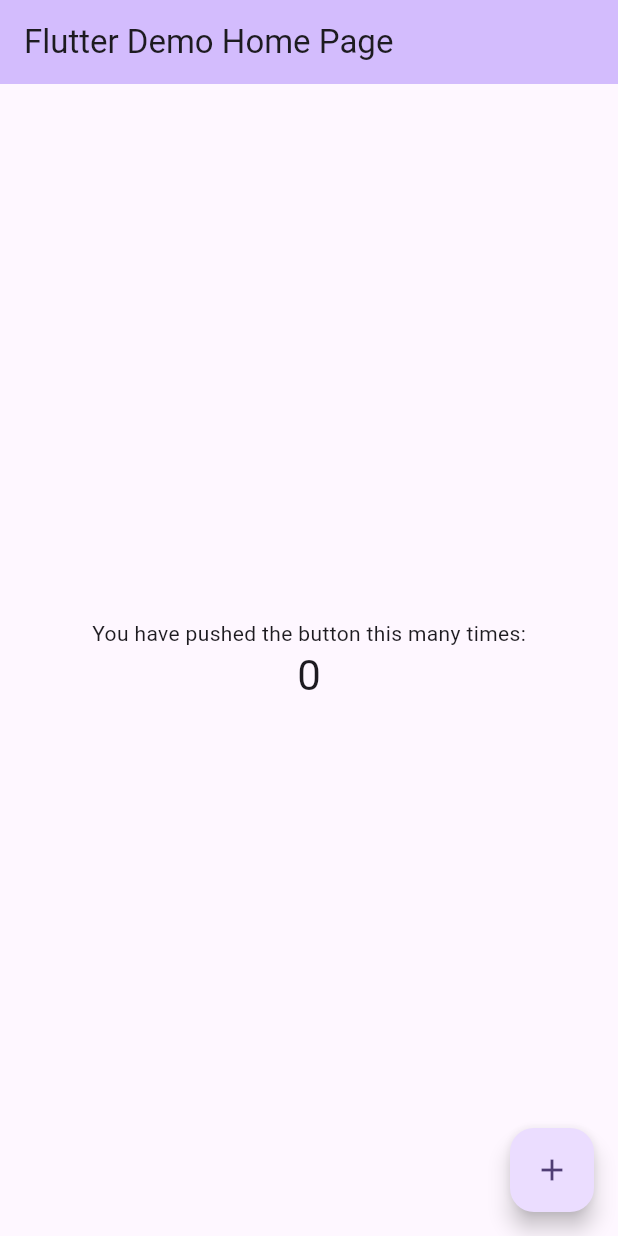
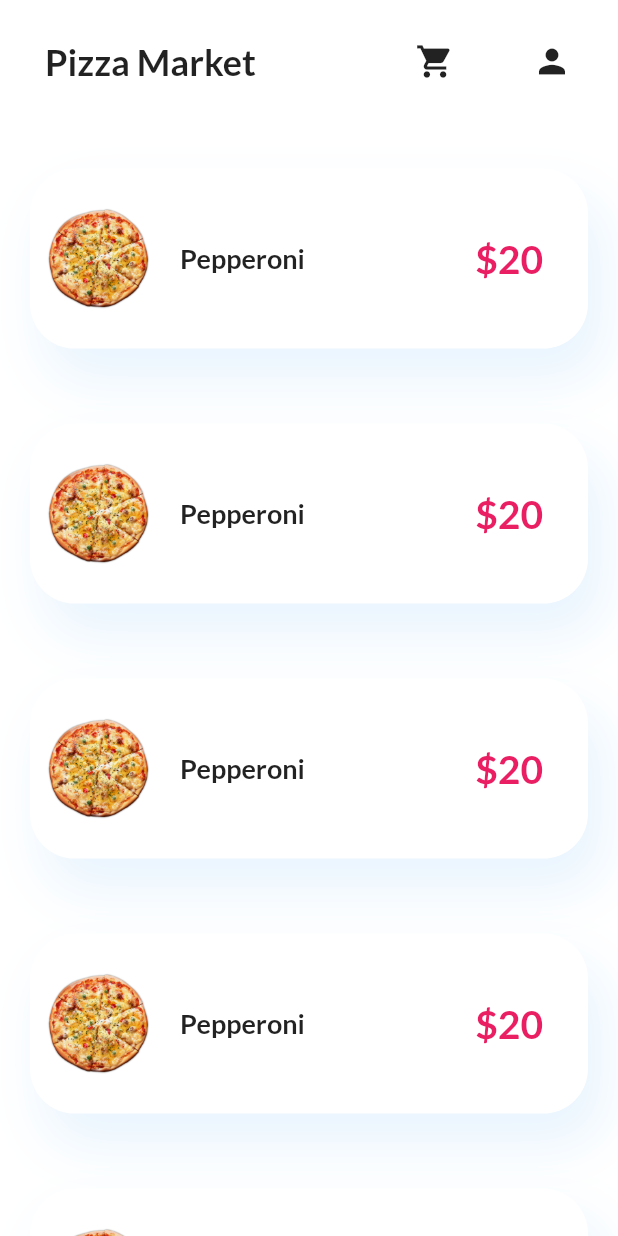
Before and after one commit to Mandalolec/pizza_tz, a Flutter app: the screen it shows after launch, on a phone screen of 412 x 824 dp. Run offline on Flutter 3.47's test engine with Material 2 defaults, Android fonts, the light colour scheme and no system bars; our stand-ins replace google_fonts.

Commit message:
Убрал лишние наметки на данные. Начал верстку, готова главная страница. Разобрался с тем, что админка это не роль юзера, а добавление товара.

```diff
--- /dev/null
+++ b/lib/data/pizza_set.dart
@@ -0,0 +1,23 @@
+import 'package:flutter/material.dart';
+import 'package:pizza_tz/domain/models/pizza.dart';
+
+class PizzaList with ChangeNotifier {
+  final List<Pizza> _pizzaList = <Pizza> [];
+
+  List<Pizza> get getPizzas => _pizzaList;
+
+  final List<int> _indexesPizzasList = <int> [];
+
+  set addPizza(Pizza pizza) {
+    createIndexesPizzasList();
+    _pizzaList.add(pizza);
+    notifyListeners();
+  }
+
+  void createIndexesPizzasList() {
+    _indexesPizzasList.clear();
+    for (Pizza item in _pizzaList) {
+      _indexesPizzasList.add(item.idPizza);
+    }
+  }
+}
--- a/lib/data/roles.dart
+++ /dev/null
@@ -1,4 +0,0 @@
-enum Roles {
-  defaultUser,
-  adminUser
-}
--- /dev/null
+++ b/lib/data/shopping_basket.dart
@@ -0,0 +1,37 @@
+import 'package:flutter/foundation.dart';
+
+import '../domain/models/pizza.dart';
+
+class ShoppingBasket with ChangeNotifier {
+  final List<Pizza> _pizzaInBasket = [];
+
+  List<Pizza> get pizzaInBasket => _pizzaInBasket;
+
+  void addPizzaInBasket({required int idPizza, required String namePizza, required String pricePizza}) {
+    int countPizza = 1;
+    Pizza pizza = Pizza(
+        idPizza: idPizza,
+        namePizza: namePizza,
+        pricePizza: pricePizza,
+        countPizza: countPizza
+    );
+
+    _pizzaInBasket.add(pizza);
+    notifyListeners();
+  }
+
+  void removePizzaInBasket(int position) {
+    _pizzaInBasket.removeAt(position);
+    notifyListeners();
+  }
+
+  int get pizzaInBasketCount => _pizzaInBasket.length;
+
+  double get totalAmount {
+    var total = 0.0;
+    for (var pizza in _pizzaInBasket) {
+      total += (pizza.pricePizza * pizza.countPizza) as double;
+    }
+    return total;
+  }
+}
--- /dev/null
+++ b/lib/domain/models/pizza.dart
@@ -0,0 +1,18 @@
+
+class Pizza {
+  final int idPizza;
+  final String namePizza;
+  final String pricePizza;
+  int countPizza = 1;
+
+  Pizza({
+    required this.idPizza,
+    required this.namePizza,
+    required this.pricePizza,
+    required this.countPizza
+  });
+
+  void increasePizzasCount() {
+    countPizza + 1;
+  }
+}
--- /dev/null
+++ b/lib/internal/application.dart
@@ -0,0 +1,22 @@
+import 'package:flutter/material.dart';
+import 'package:google_fonts/google_fonts.dart';
+import 'package:pizza_tz/presentation//pages/home_page.dart';
+
+class Application extends StatelessWidget {
+  const Application({super.key});
+
+  @override
+  Widget build(BuildContext context) {
+    return MaterialApp(
+        title: 'Demo',
+        theme: ThemeData(
+          primaryColor: Colors.deepOrangeAccent,
+          backgroundColor: Colors.white,
+          textTheme: GoogleFonts.ptSerifCaptionTextTheme(
+            Theme.of(context).textTheme,
+          ),
+        ),
+        home: const HomePage()
+    );
+  }
+}
--- a/lib/main.dart
+++ b/lib/main.dart
@@ -1,126 +1,6 @@
 import 'package:flutter/material.dart';
-import 'package:flutter_bloc/flutter_bloc.dart';
+import 'package:pizza_tz/internal/application.dart';
 
 void main() {
-  runApp(const MyApp());
+  runApp(const Application());
 }
-
-class MyApp extends StatelessWidget {
-  const MyApp({super.key});
-
-  // This widget is the root of your application.
-  @override
-  Widget build(BuildContext context) {
-    return MaterialApp(
-      title: 'Flutter Demo',
-      theme: ThemeData(
-        // This is the theme of your application.
-        //
-        // TRY THIS: Try running your application with "flutter run". You'll see
-        // the application has a blue toolbar. Then, without quitting the app,
-        // try changing the seedColor in the colorScheme below to Colors.green
-        // and then invoke "hot reload" (save your changes or press the "hot
-        // reload" button in a Flutter-supported IDE, or press "r" if you used
-        // the command line to start the app).
-        //
-        // Notice that the counter didn't reset back to zero; the application
-        // state is not lost during the reload. To reset the state, use hot
-        // restart instead.
-        //
-        // This works for code too, not just values: Most code changes can be
-        // tested with just a hot reload.
-        colorScheme: ColorScheme.fromSeed(seedColor: Colors.deepPurple),
-        useMaterial3: true,
-      ),
-      home: const MyHomePage(title: 'Flutter Demo Home Page'),
-    );
-  }
-}
-
-class MyHomePage extends StatefulWidget {
-  const MyHomePage({super.key, required this.title});
-
-  // This widget is the home page of your application. It is stateful, meaning
-  // that it has a State object (defined below) that contains fields that affect
-  // how it looks.
-
-  // This class is the configuration for the state. It holds the values (in this
-  // case the title) provided by the parent (in this case the App widget) and
-  // used by the build method of the State. Fields in a Widget subclass are
-  // always marked "final".
-
-  final String title;
-
-  @override
-  State<MyHomePage> createState() => _MyHomePageState();
-}
-
-class _MyHomePageState extends State<MyHomePage> {
-  int _counter = 0;
-
-  void _incrementCounter() {
-    setState(() {
-      // This call to setState tells the Flutter framework that something has
-      // changed in this State, which causes it to rerun the build method below
-      // so that the display can reflect the updated values. If we changed
-      // _counter without calling setState(), then the build method would not be
-      // called again, and so nothing would appear to happen.
-      _counter++;
-    });
-  }
-
-  @override
-  Widget build(BuildContext context) {
-    // This method is rerun every time setState is called, for instance as done
-    // by the _incrementCounter method above.
-    //
-    // The Flutter framework has been optimized to make rerunning build methods
-    // fast, so that you can just rebuild anything that needs updating rather
-    // than having to individually change instances of widgets.
-    return Scaffold(
-      appBar: AppBar(
-        // TRY THIS: Try changing the color here to a specific color (to
-        // Colors.amber, perhaps?) and trigger a hot reload to see the AppBar
-        // change color while the other colors stay the same.
-        backgroundColor: Theme.of(context).colorScheme.inversePrimary,
-        // Here we take the value from the MyHomePage object that was created by
-        // the App.build method, and use it to set our appbar title.
-        title: Text(widget.title),
-      ),
-      body: Center(
-        // Center is a layout widget. It takes a single child and positions it
-        // in the middle of the parent.
-        child: Column(
-          // Column is also a layout widget. It takes a list of children and
-          // arranges them vertically. By default, it sizes itself to fit its
-          // children horizontally, and tries to be as tall as its parent.
-          //
-          // Column has various properties to control how it sizes itself and
-          // how it positions its children. Here we use mainAxisAlignment to
-          // center the children vertically; the main axis here is the vertical
-          // axis because Columns are vertical (the cross axis would be
-          // horizontal).
-          //
-          // TRY THIS: Invoke "debug painting" (choose the "Toggle Debug Paint"
-          // action in the IDE, or press "p" in the console), to see the
-          // wireframe for each widget.
-          mainAxisAlignment: MainAxisAlignment.center,
-          children: <Widget>[
-            const Text(
-              'You have pushed the button this many times:',
-            ),
-            Text(
-              '$_counter',
-              style: Theme.of(context).textTheme.headlineMedium,
-            ),
-          ],
-        ),
-      ),
-      floatingActionButton: FloatingActionButton(
-        onPressed: _incrementCounter,
-        tooltip: 'Increment',
-        child: const Icon(Icons.add),
-      ), // This trailing comma makes auto-formatting nicer for build methods.
-    );
-  }
-}
--- /dev/null
+++ b/lib/presentation/pages/home_page.dart
@@ -0,0 +1,195 @@
+import 'dart:math';
+
+import 'package:flutter/material.dart';
+import 'package:google_fonts/google_fonts.dart';
+
+class HomePage extends StatelessWidget {
+  const HomePage({super.key});
+
+  @override
+  Widget build(BuildContext context) {
+    return const Scaffold(
+      backgroundColor: Colors.white,
+      body: SafeArea(
+        child: Column(
+          children: <Widget>[
+            Expanded(
+                flex: 1,
+                child: MarketHeader(),
+            ),
+            Expanded(
+                flex: 9,
+                child: PizzaList()
+            )
+          ],
+        )
+      )
+    );
+  }
+}
+
+class MarketHeader extends StatefulWidget {
+  const MarketHeader({super.key});
+
+  @override
+  State<StatefulWidget> createState() {
+    return MarketHeaderWidget();
+  }
+}
+
+class MarketHeaderWidget extends State<MarketHeader> {
+  @override
+  Widget build(BuildContext context) {
+    return Container(
+      height: 200,
+      width: MediaQuery.of(context).size.width,
+      padding: const EdgeInsets.only(left: 20, right: 20),
+      child: Row(
+        children: <Widget> [
+          Container(
+            // Заголовок
+              padding: const EdgeInsets.all(10),
+              alignment: Alignment.centerLeft,
+              child: Text(
+                "Pizza Market",
+                textDirection: TextDirection.ltr,
+                textAlign: TextAlign.left,
+                style: TextStyle(
+                    fontSize: 24,
+                    fontFamily: GoogleFonts.lato().fontFamily,
+                    fontWeight: FontWeight.bold
+                ),
+              )
+          ),
+          const Spacer(),
+          Container(
+            alignment: Alignment.centerRight,
+            child: Row(
+              children: <Widget>[
+                Container(
+                  // Иконка-кнопка корзины
+                  padding: const EdgeInsets.only(right: 30),
+                  child: IconButton(
+                    icon: const Icon(Icons.shopping_cart),
+                    iconSize: 26,
+                    onPressed: () {},
+                  ),
+                ),
+                Container(
+                  // Иконка-кнопка админки
+                  child: IconButton(
+                    icon: const Icon(Icons.person),
+                    iconSize: 26,
+                    onPressed: () {},
+                  ),
+                )
+              ],
+            ),
+          )
+        ],
+      ),
+    );
+  }
+
+}
+
+class PizzaList extends StatefulWidget {
+  const PizzaList({super.key});
+
+  @override
+  State<StatefulWidget> createState() {
+    return ListPizzaWidget();
+  }
+}
+
+class ListPizzaWidget extends State<PizzaList> {
+  List<String> pizzas = getPizzaList();
+
+  @override
+  Widget build(BuildContext context) {
+    return ListView.builder(
+        itemCount: pizzas.length,
+        itemBuilder: (context, index) {
+          return Container(
+            margin: const EdgeInsets.only(top: 30, left: 20, right: 20, bottom: 20),
+            height: 120.0,
+            decoration: BoxDecoration(
+                color: Colors.white,
+                borderRadius: BorderRadius.circular(30),
+                boxShadow: [
+                  BoxShadow(
+                      color: Colors.blue.withOpacity(0.1),
+                      spreadRadius: 1,
+                      blurRadius: 30,
+                      offset: const Offset(10, 20),
+                  )
+                ]
+            ),
+            child: Stack(
+              children: <Widget> [
+                Center(
+                  child: Row(
+                    children: <Widget>[
+                      Container(
+                        // Картинка с пиццей
+                        height: 90,
+                        width: 90,
+                        padding: const EdgeInsets.all(10),
+                        child: Image.asset(
+                            getRandomPizzaImageFromAssets(),
+                            fit: BoxFit.fill
+                        ),
+                      ),
+                      Container(
+                        // Название пиццы
+                          padding: const EdgeInsets.all(10),
+                          child: Text(
+                            "Pepperoni",
+                            textDirection: TextDirection.ltr,
+                            textAlign: TextAlign.left,
+                            style: TextStyle(
+                                fontSize: 18,
+                                fontFamily: GoogleFonts.lato().fontFamily,
+                                fontWeight: FontWeight.bold
+                            ),
+                          )
+                      ),
+                    ],
+                  ),
+                ),
+
+                Container(
+                  // Цена пиццы
+                  padding: const EdgeInsets.all(30),
+                  alignment: Alignment.centerRight,
+                  child: Text(
+                    "\$20",
+                    textDirection: TextDirection.ltr,
+                    textAlign: TextAlign.right,
+                    style: TextStyle(
+                        fontSize: 26,
+                        color: Colors.pink,
+                        fontFamily: GoogleFonts.lato().fontFamily,
+                        fontWeight: FontWeight.bold
+                    ),
+                  ),
+                )
+              ]
+            ),
+          );
+        }
+    );
+  }
+
+
+  static List<String> getPizzaList() {
+    List<String> pizzas = List.generate(10, (index) => "Pizza ${index + 1}");
+    return pizzas;
+  }
+
+  String getRandomPizzaImageFromAssets() {
+    Random random = Random();
+    int numberPizza = random.nextInt(6);
+    return "assets/image/pizza$numberPizza.png";
+  }
+}
--- a/lib/repositories/pizza/iPizzaRepository.dart
+++ /dev/null
@@ -1,4 +0,0 @@
-import 'package:flutter/cupertino.dart';
-
-abstract class IPizzaRepository {
-}
--- a/lib/repositories/pizza/pizzaRepository.dart
+++ /dev/null
@@ -1,4 +0,0 @@
-
-class PizzaRepository {
-
-}
--- a/lib/repositories/user/iUserRepository.dart
+++ /dev/null
@@ -1,3 +0,0 @@
-abstract class IUserRepository {
-
-}
--- a/pubspec.yaml
+++ b/pubspec.yaml
@@ -31,6 +31,8 @@ dependencies:
   flutter:
     sdk: flutter
   flutter_bloc: ^8.0.0
+  provider: ^6.0.0
+  google_fonts: ^6.1.0
 
 
   # The following adds the Cupertino Icons font to your application.
@@ -59,7 +61,7 @@ flutter:
   # the material Icons class.
   uses-material-design: true
   assets:
-    - assets/image
+    - assets/image/
   # To add assets to your application, add an assets section, like this:
   # assets:
   #   - images/a_dot_burr.jpeg
```
Also changed, not shown: lib/data/pizzaSet.dart (deleted, +0 -35 lines), lib/data/usersDataSet.dart (deleted, +0 -32 lines), lib/domain/repository/pizza_repository.dart (added, +10 -0 lines), lib/models/pizza.dart (deleted, +0 -20 lines), lib/models/user.dart (deleted, +0 -17 lines), lib/repositories/user/userRepository.dart (deleted), pubspec.lock, 2 other files.
